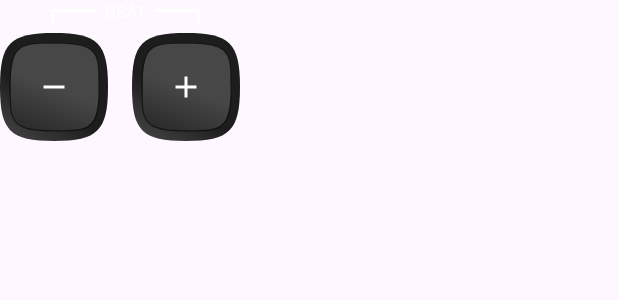
After one commit to jonataslinoo/MetronomePlus, an Android app: the layout view_time_signature_button_item.xml on its own in the app's theme, with its tools: preview values and no code run, on a phone screen of 412 x 824 dp. The commit adds this screen. Shown: the top 300 px of the screen. Run offline under Robolectric (Android 15) with nearby library versions, the phone set to English and light mode, and no system bars.

Commit message:
feat (layout): Add new views to create the layout of the metronome display screen - Add new font - Add new strings - Add new icons - Add new styles for building the views on the screen

```diff
--- /dev/null
+++ b/app/src/main/res/drawable/ic_add_white.xml
@@ -0,0 +1,12 @@
+<vector xmlns:android="http://schemas.android.com/apk/res/android"
+    android:width="24dp"
+    android:height="24dp"
+    android:tint="@color/white"
+    android:viewportWidth="24"
+    android:viewportHeight="24">
+
+    <path
+        android:fillColor="@color/white"
+        android:pathData="M19,13h-6v6h-2v-6H5v-2h6V5h2v6h6v2z" />
+
+</vector>
--- /dev/null
+++ b/app/src/main/res/drawable/ic_play_white.xml
@@ -0,0 +1,5 @@
+<vector xmlns:android="http://schemas.android.com/apk/res/android" android:height="24dp" android:tint="#FFFFFF" android:viewportHeight="24" android:viewportWidth="24" android:width="24dp">
+
+    <path android:fillColor="@android:color/white" android:pathData="M8,5v14l11,-7z"/>
+
+</vector>
--- /dev/null
+++ b/app/src/main/res/drawable/ic_remove_white.xml
@@ -0,0 +1,12 @@
+<vector xmlns:android="http://schemas.android.com/apk/res/android"
+    android:width="24dp"
+    android:height="24dp"
+    android:tint="@color/white"
+    android:viewportWidth="24"
+    android:viewportHeight="24">
+
+    <path
+        android:fillColor="@color/white"
+        android:pathData="M19,13H5v-2h14v2z" />
+
+</vector>
--- a/app/src/main/res/drawable/overlay_gradient_metronome.xml
+++ b/app/src/main/res/drawable/overlay_gradient_metronome.xml
@@ -6,7 +6,7 @@
                 android:angle="45"
                 android:endColor="#E6999999"
                 android:centerColor="#BF353535"
-                android:startColor="#F2161616"
+                android:startColor="#D9161616"
                 android:type="linear"/>
         </shape>
     </item>
--- /dev/null
+++ b/app/src/main/res/layout/view_time_signature_button_item.xml
@@ -0,0 +1,78 @@
+<?xml version="1.0" encoding="utf-8"?>
+<androidx.constraintlayout.widget.ConstraintLayout xmlns:android="http://schemas.android.com/apk/res/android"
+    xmlns:app="http://schemas.android.com/apk/res-auto"
+    android:layout_width="match_parent"
+    android:layout_height="match_parent">
+
+    <View
+        android:id="@+id/verticalLineOne"
+        android:layout_width="2dp"
+        android:layout_height="10dp"
+        android:background="@color/white"
+        android:layout_marginStart="34dp"
+        android:layout_marginTop="6dp"
+        app:layout_constraintStart_toStartOf="parent"
+        app:layout_constraintTop_toTopOf="parent" />
+
+    <View
+        android:id="@+id/horizontalLineOne"
+        android:layout_width="28dp"
+        android:layout_height="2dp"
+        android:background="@color/white"
+        app:layout_constraintStart_toEndOf="@id/verticalLineOne"
+        app:layout_constraintTop_toTopOf="@id/verticalLineOne" />
+
+    <TextView
+        android:id="@+id/titleButtonsSignature"
+        android:layout_width="wrap_content"
+        android:layout_height="wrap_content"
+        android:layout_marginHorizontal="6dp"
+        android:text="BEAT"
+        android:textColor="@color/white"
+        android:textSize="11sp"
+        app:layout_constraintBottom_toBottomOf="@id/horizontalLineOne"
+        app:layout_constraintStart_toEndOf="@id/horizontalLineOne"
+        app:layout_constraintTop_toTopOf="@id/horizontalLineOne" />
+
+    <View
+        android:id="@+id/horizontalLineTwo"
+        android:layout_width="28dp"
+        android:layout_height="2dp"
+        android:layout_marginHorizontal="6dp"
+        android:background="@color/white"
+        app:layout_constraintBottom_toBottomOf="@id/titleButtonsSignature"
+        app:layout_constraintStart_toEndOf="@id/titleButtonsSignature"
+        app:layout_constraintTop_toTopOf="@id/titleButtonsSignature" />
+
+    <View
+        android:id="@+id/verticalLineTwo"
+        android:layout_width="2dp"
+        android:layout_height="10dp"
+        android:background="@color/white"
+        app:layout_constraintStart_toEndOf="@id/horizontalLineTwo"
+        app:layout_constraintTop_toTopOf="@id/horizontalLineTwo" />
+
+    <androidx.appcompat.widget.AppCompatButton
+        android:id="@+id/btnLessTimeSig"
+        style="@style/defaultButtonStyle"
+        android:layout_width="72dp"
+        android:layout_height="72dp"
+        android:layout_marginTop="6dp"
+        android:drawableStart="@drawable/ic_remove_white"
+        android:paddingStart="24dp"
+        app:layout_constraintStart_toStartOf="parent"
+        app:layout_constraintTop_toBottomOf="@id/verticalLineOne" />
+
+    <androidx.appcompat.widget.AppCompatButton
+        android:id="@+id/btnMoreTimeSig"
+        style="@style/defaultButtonStyle"
+        android:layout_width="72dp"
+        android:layout_height="72dp"
+        android:drawableStart="@drawable/ic_add_white"
+        android:paddingStart="24dp"
+        android:layout_marginHorizontal="16dp"
+        app:layout_constraintStart_toEndOf="@id/btnLessTimeSig"
+        app:layout_constraintTop_toTopOf="@id/btnLessTimeSig" />
+
+
+</androidx.constraintlayout.widget.ConstraintLayout>
--- a/app/src/main/res/values/dimens.xml
+++ b/app/src/main/res/values/dimens.xml
@@ -2,4 +2,8 @@
 <resources>
     <dimen name="drawable_dimension_200dp">200dp</dimen>
     <dimen name="drawable_viewport_400">400</dimen>
+
+    <!-- Metronome size style -->
+    <dimen name="font_size_title_numbers_display">16sp</dimen>
+    <dimen name="font_size_numbers_display">48sp</dimen>
 </resources>
```
Also changed, not shown: app/src/main/res/drawable/ic_add_highlight.xml (added, +12 -0 lines), app/src/main/res/drawable/ic_pause_highlight.xml (added, +12 -0 lines), app/src/main/res/drawable/ic_remove_highlight.xml (added, +12 -0 lines), app/src/main/res/layout/view_bpm_item.xml (added, +47 -0 lines), app/src/main/res/layout/view_time_signature_item.xml (added, +56 -0 lines), app/src/main/res/values-night/themes.xml (+18 -3 lines), app/src/main/res/values/strings.xml (+10 -0 lines), app/src/main/res/values/themes.xml (+15 -0 lines), app/src/main/res/font/ds_digib.TTF (added).
